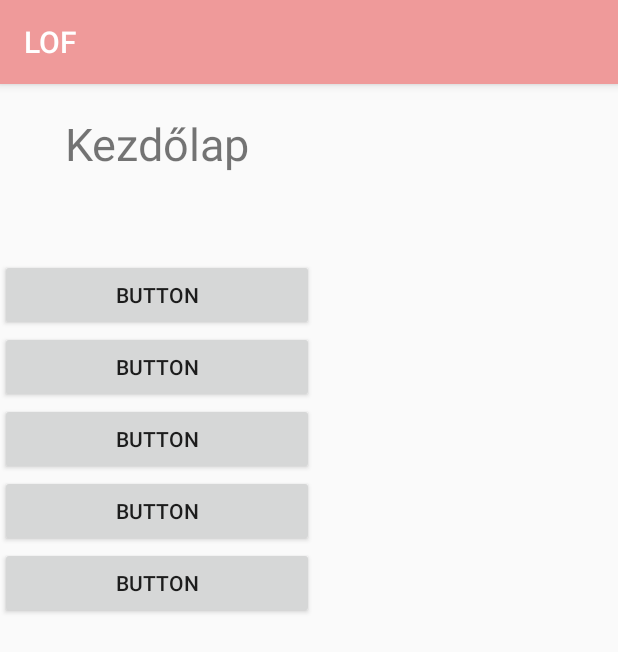
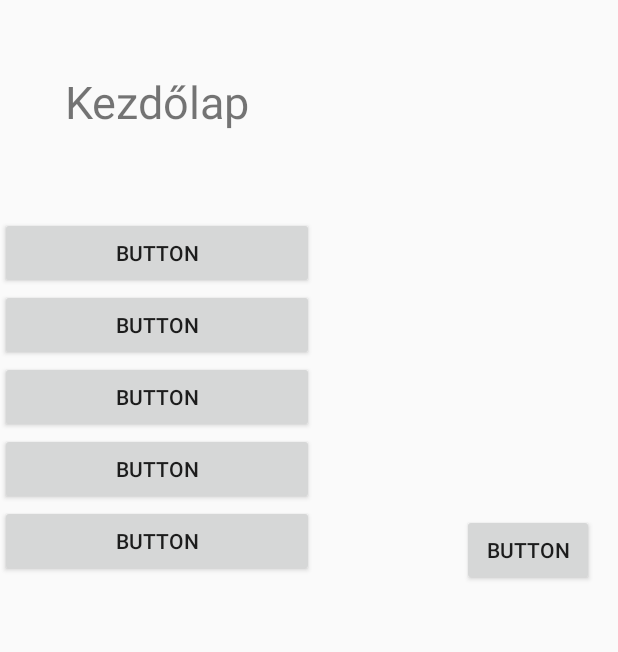
Before and after one commit to KertaR/AFP-II, an Android app: the PlayerMenu screen opened directly, with no data from a screen before it, on a phone screen of 412 x 824 dp. Shown: the top 652 px of the screen. Run offline under Robolectric (Android 15) with nearby library versions, the phone set to English and light mode, and no system bars.

Commit message:
PlayerMenu Navigation Drawer
Player Menu - Navigation Drawer kidolgozását elkezdtem.

```diff
--- a/LOF/app/src/main/AndroidManifest.xml
+++ b/LOF/app/src/main/AndroidManifest.xml
@@ -20,7 +20,9 @@
         <activity android:name=".TermsOfUseActivity"></activity>
         <activity android:name=".CreatorActivity"></activity>
         <activity android:name=".LegalNoticeActivity"></activity>
-        <activity android:name=".PlayerMenu"></activity>
+        <activity android:name=".PlayerMenu"
+            android:theme="@style/AppTheme.NoActionBar">
+        </activity>
     </application>
 
 </manifest>
--- a/LOF/app/src/main/res/layout/activity_player_menu.xml
+++ b/LOF/app/src/main/res/layout/activity_player_menu.xml
@@ -6,6 +6,18 @@
     android:layout_height="match_parent"
     tools:context=".PlayerMenu">
 
+    <Button
+        android:id="@+id/button13"
+        android:layout_width="wrap_content"
+        android:layout_height="wrap_content"
+        android:text="Button"
+        app:layout_constraintBottom_toBottomOf="parent"
+        app:layout_constraintEnd_toEndOf="parent"
+        app:layout_constraintHorizontal_bias="0.95"
+        app:layout_constraintStart_toStartOf="parent"
+        app:layout_constraintTop_toTopOf="parent"
+        app:layout_constraintVertical_bias="0.442" />
+
     <com.google.android.material.navigation.NavigationView
         android:layout_width="209dp"
         android:layout_height="729dp"
@@ -13,7 +25,7 @@
         app:layout_constraintEnd_toEndOf="parent"
         app:layout_constraintHorizontal_bias="0.0"
         app:layout_constraintStart_toStartOf="parent"
-        app:layout_constraintTop_toTopOf="parent" >
+        app:layout_constraintTop_toTopOf="parent">
 
         <LinearLayout
             android:layout_width="match_parent"
--- a/LOF/app/src/main/res/values/styles.xml
+++ b/LOF/app/src/main/res/values/styles.xml
@@ -7,5 +7,8 @@
         <item name="colorPrimaryDark">@color/colorPrimaryDark</item>
         <item name="colorAccent">@color/colorAccent</item>
     </style>
-
+    <style name="AppTheme.NoActionBar">
+        <item name="windowActionBar">false</item>
+        <item name="windowNoTitle">true</item>
+    </style>
 </resources>
```
Also changed, not shown: LOF/app/src/main/res/drawable/icon.xml (added, +9 -0 lines), LOF/app/src/main/res/menu/player_menu.xml (added, +13 -0 lines), LOF/app/src/main/res/drawable-v24/főprogram_menüpontok.png (added).
